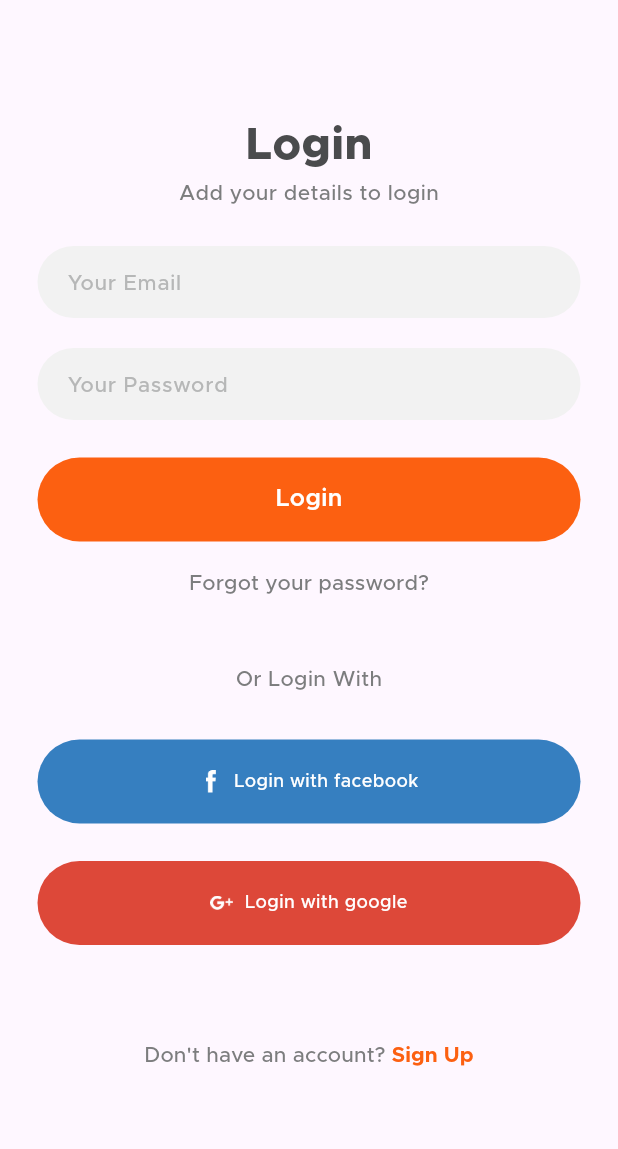
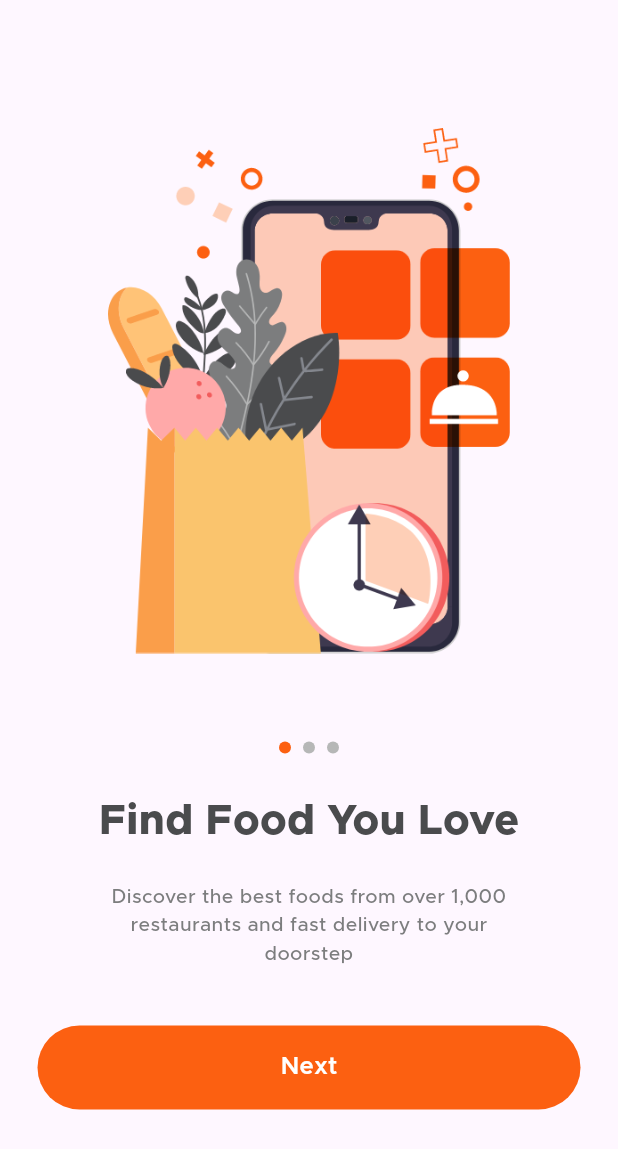
Before and after one commit to PradipKhandare/Food-Delivery-App-Flutter, a Flutter app: the LoginView screen opened directly, after a tap on "Login", on a phone screen of 412 x 824 dp. Shown: the top 1149 px of the screen. Run offline on Flutter 3.47's test engine with Material 3 defaults, Android fonts, the phone set to English and light mode, and no system bars; missing offline and left inert: otp_pin_field.

Commit message:
Adding onboarding screens UI

```diff
--- a/lib/view/login/login_view.dart
+++ b/lib/view/login/login_view.dart
@@ -2,6 +2,7 @@ import 'package:flutter/material.dart';
 import 'package:food_delivery/common_widget/round_button.dart';
 import 'package:food_delivery/view/login/reset_password_view.dart';
 import 'package:food_delivery/view/login/signup_view.dart';
+import 'package:food_delivery/view/on_boarding/on_boarding_view.dart';
 
 import '../../common/color_extensions.dart';
 import '../../common_widget/round_icon_button.dart';
@@ -51,7 +52,9 @@ class _LoginViewState extends State<LoginView> {
                   controller: txtPassword,
                   obscureText: true),
               const SizedBox(height: 25),
-              RoundButton(title: 'Login', onPressed: () {}),
+              RoundButton(title: 'Login', onPressed: () {
+                Navigator.push(context, MaterialPageRoute(builder: (context) => const OnboardingView()));
+              }),
               const SizedBox(height: 4),
               TextButton(
                   onPressed: () {
--- /dev/null
+++ b/lib/view/on_boarding/on_boarding_view.dart
@@ -0,0 +1,141 @@
+import 'package:flutter/cupertino.dart';
+import 'package:flutter/material.dart';
+import 'package:food_delivery/common/color_extensions.dart';
+import 'package:food_delivery/common_widget/round_button.dart';
+
+class OnboardingView extends StatefulWidget {
+  const OnboardingView({super.key});
+
+  @override
+  State<OnboardingView> createState() => _OnboardingViewState();
+}
+
+class _OnboardingViewState extends State<OnboardingView> {
+  int selectPage = 0;
+  PageController pageController = PageController();
+
+  List pageArr = [
+    {
+      "title": "Find Food You Love",
+      "subtitle":
+      "Discover the best foods from over 1,000\nrestaurants and fast delivery to your\ndoorstep",
+      "image": "assets/img/on_boarding_1.png"
+    },
+    {
+      "title": "Fast Delivery",
+      "subtitle": "Fast food delivery to your home, office\nwherever you are",
+      "image": "assets/img/on_boarding_2.png"
+    },
+    {
+      "title": "Live Tracking",
+      "subtitle":
+      "Real time tracking of your food on the app\nonce you placed the order",
+      "image": "assets/img/on_boarding_3.png"
+    }
+  ];
+
+  @override
+  void initState() {
+    super.initState();
+    pageController.addListener(() {
+      setState(() {
+        selectPage = pageController.page?.round() ?? 0;
+      });
+    });
+  }
+
+  @override
+  Widget build(BuildContext context) {
+    var media = MediaQuery
+        .of(context)
+        .size;
+    return Scaffold(
+      body: Stack(
+        alignment: Alignment.center,
+        children: [
+          PageView.builder(
+              controller: pageController,
+              itemCount: pageArr.length, // Specify the item count
+              itemBuilder: ((context, index) {
+                var pObj = pageArr[index] as Map? ?? {};
+                return Column(
+                  mainAxisAlignment: MainAxisAlignment.center,
+                  mainAxisSize: MainAxisSize.min,
+                  children: [
+                    Container(
+                      width: media.width,
+                      height: media.width,
+                      alignment: Alignment.center,
+                      child: Image.asset(
+                        pObj["image"].toString(),
+                        width: media.width * 0.65,
+                        fit: BoxFit.contain,
+                      ),
+                    ),
+                    SizedBox(height: media.width * 0.15),
+                    Text(
+                      pObj["title"].toString(),
+                      style: TextStyle(
+                          color: TColor.primaryText,
+                          fontSize: 28,
+                          fontWeight: FontWeight.w800
+                      ),
+                    ),
+
+                    SizedBox(height: media.width * 0.05),
+                    Text(
+                      pObj["subtitle"].toString(),
+                      textAlign: TextAlign.center,
+                      style: TextStyle(
+                          color: TColor.secondaryText,
+                          fontSize: 13,
+                          fontWeight: FontWeight.w500
+                      ),
+                    ),
+                    SizedBox(height: media.width * 0.3),
+                  ],
+                );
+              }
+              )
+          )
+
+          , Column(
+            crossAxisAlignment: CrossAxisAlignment.center,
+            children: [
+              SizedBox(height: media.height * 0.6),
+            Row(
+              mainAxisAlignment: MainAxisAlignment.center,
+              children: pageArr.map((e) {
+              var index = pageArr.indexOf(e);
+              return Container(
+                margin: const EdgeInsets.symmetric(horizontal: 4),
+                width: 8,
+                height: 8,
+                decoration: BoxDecoration(color: index == selectPage ? TColor.primary: TColor.placeholder, borderRadius: BorderRadius.circular(4)),
+              );
+            }).toList(),),
+              SizedBox(height: media.height * 0.22),
+            Padding(
+              padding: const EdgeInsets.symmetric(horizontal: 25),
+              child: RoundButton(title: "Next", onPressed: () {
+                if (selectPage >= pageArr.length - 1) {
+                  //homepage
+                  print("go home");
+                } else {
+                  //Next
+                  setState(() {
+                    selectPage = selectPage + 1;
+                    pageController.animateToPage(
+                        selectPage, duration: const Duration(milliseconds: 500),
+                        curve: Curves.bounceInOut);
+                  });
+                }
+              }),
+            ),
+
+          ],)
+        ],
+      ),
+    );
+  }
+}
```
Also changed, not shown: assets/img/on_boarding_1.png (added), assets/img/on_boarding_2.png (added), assets/img/on_boarding_3.png (added), assets/img/tab_home.png (added), assets/img/tab_menu.png (added), assets/img/tab_more.png (added), assets/img/tab_offer.png (added), assets/img/tab_profile.png (added), assets/img/thank_you.png (added), assets/img/visa_icon.png (added).
